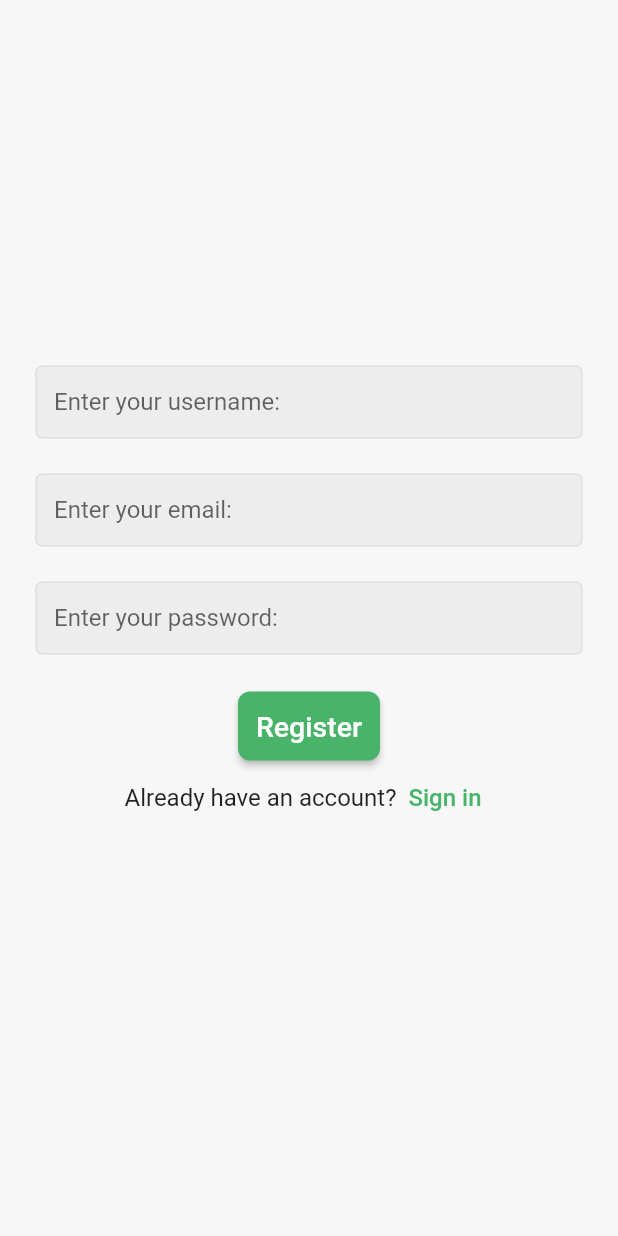
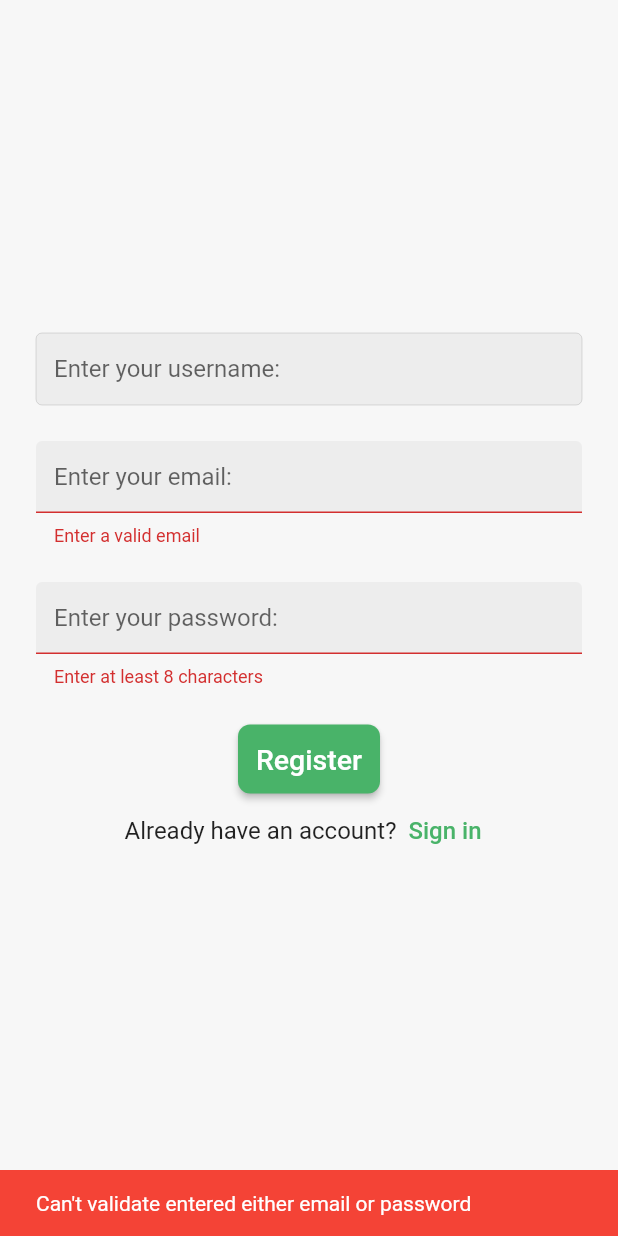
Before and after one commit to MohammedGhazaly/e-commerce_flower, a Flutter app: the screen it shows after launch, after a tap on "Sign in", after a tap on "Sign up", after a tap on "Register", on a phone screen of 412 x 824 dp. Run offline on Flutter 3.47's test engine with Material 2 defaults, Android fonts, the phone set to English and light mode, and no system bars; our stand-ins replace email_validator, firebase_auth, firebase_core, loading_animation_widget; accounts and stored records are empty.

```diff
--- a/lib/pages/register_page.dart
+++ b/lib/pages/register_page.dart
@@ -8,6 +8,7 @@ import 'package:e_commerce_flower/widgets/custom_text_field.dart';
 import 'package:firebase_auth/firebase_auth.dart';
 import 'package:flutter/material.dart';
 import 'package:provider/provider.dart';
+import 'package:email_validator/email_validator.dart';
 
 class RegisterPage extends StatefulWidget {
   RegisterPage({super.key});
@@ -24,31 +25,7 @@ class _RegisterPageState extends State<RegisterPage> {
   final String email = "";
 
   final String password = "";
-
-  register() async {
-    try {
-      final credintial = await FirebaseAuth.instance
-          .createUserWithEmailAndPassword(
-              email: emailController.text, password: passwordController.text);
-      showSnackBar(
-          bgColor: Colors.green,
-          snackBarMessage: "Email registered successfully",
-          context: context);
-    } on FirebaseAuthException catch (e) {
-      if (e.code == "weak-password") {
-        showSnackBar(
-            context: context,
-            bgColor: Colors.red,
-            snackBarMessage: "The password is weak");
-      } else if (e.code == "email-already-in-use") {
-        showSnackBar(
-            context: context,
-            bgColor: Colors.red,
-            snackBarMessage: "The email is already in use");
-      }
-    }
-  }
-
+  final formKey = GlobalKey<FormState>();
   @override
   void dispose() {
     // TODO: implement dispose
@@ -66,6 +43,8 @@ class _RegisterPageState extends State<RegisterPage> {
           padding: const EdgeInsets.symmetric(horizontal: 24),
           child: Center(
             child: SingleChildScrollView(
+              child: Form(
+                key: formKey,
                 child: Column(
                   mainAxisAlignment: MainAxisAlignment.center,
                   children: [
@@ -81,6 +60,12 @@ class _RegisterPageState extends State<RegisterPage> {
                       height: 24,
                     ),
                     CustomTextField(
+                      autovalidateMode: AutovalidateMode.onUserInteraction,
+                      validatorFunction: (value) {
+                        return value != null && !EmailValidator.validate(value)
+                            ? "Enter a valid email"
+                            : null;
+                      },
                       textEditingController: emailController,
                       hintText: "Enter your email: ",
                       isObscured: false,
@@ -90,6 +75,14 @@ class _RegisterPageState extends State<RegisterPage> {
                       height: 24,
                     ),
                     CustomTextField(
+                      autovalidateMode: AutovalidateMode.onUserInteraction,
+                      validatorFunction: (value) {
+                        if (value!.length < 8) {
+                          return "Enter at least 8 characters";
+                        } else {
+                          return null;
+                        }
+                      },
                       textEditingController: passwordController,
                       hintText: "Enter your password: ",
                       isObscured: true,
@@ -103,9 +96,17 @@ class _RegisterPageState extends State<RegisterPage> {
                       return CustomButton(
                         isRegistering: classInstance.isLoading,
                         pressedFunction: () async {
+                          if (formKey.currentState!.validate()) {
                             classInstance.changeProgressIndicator();
                             await register();
                             classInstance.changeProgressIndicator();
+                          } else {
+                            showSnackBar(
+                                bgColor: Colors.red,
+                                snackBarMessage:
+                                    "Can't validate entered either email or password",
+                                context: context);
+                          }
 
                           // classInstance.changeProgressIndicator();
                         },
@@ -144,6 +145,31 @@ class _RegisterPageState extends State<RegisterPage> {
             ),
           ),
         ),
+      ),
     );
   }
+
+  register() async {
+    try {
+      final credintial = await FirebaseAuth.instance
+          .createUserWithEmailAndPassword(
+              email: emailController.text, password: passwordController.text);
+      showSnackBar(
+          bgColor: Colors.green,
+          snackBarMessage: "Email registered successfully",
+          context: context);
+    } on FirebaseAuthException catch (e) {
+      if (e.code == "weak-password") {
+        showSnackBar(
+            context: context,
+            bgColor: Colors.red,
+            snackBarMessage: "The password is weak");
+      } else if (e.code == "email-already-in-use") {
+        showSnackBar(
+            context: context,
+            bgColor: Colors.red,
+            snackBarMessage: "The email is already in use");
       }
+    }
+  }
+}
--- a/lib/widgets/custom_text_field.dart
+++ b/lib/widgets/custom_text_field.dart
@@ -6,14 +6,20 @@ class CustomTextField extends StatelessWidget {
       required this.keyBoardType,
       required this.isObscured,
       required this.hintText,
-      this.textEditingController});
+      this.textEditingController,
+      this.validatorFunction,
+      this.autovalidateMode});
   final TextInputType keyBoardType;
   final bool isObscured;
   final String hintText;
   final TextEditingController? textEditingController;
+  final String? Function(String?)? validatorFunction;
+  final AutovalidateMode? autovalidateMode;
   @override
   Widget build(BuildContext context) {
-    return TextField(
+    return TextFormField(
+      autovalidateMode: autovalidateMode,
+      validator: validatorFunction,
       controller: textEditingController,
       keyboardType: keyBoardType,
       obscureText: isObscured,
--- a/pubspec.yaml
+++ b/pubspec.yaml
@@ -28,6 +28,7 @@ environment:
 # the latest version available on pub.dev. To see which dependencies have newer
 # versions available, run `flutter pub outdated`.
 dependencies:
+  email_validator: ^2.1.17
   firebase_core: ^2.10.0
   loading_animation_widget: ^1.2.0+4
   firebase_auth: ^4.4.2
```
Also changed, not shown: pubspec.lock. Lines whose indentation alone changed are shown as unchanged.
